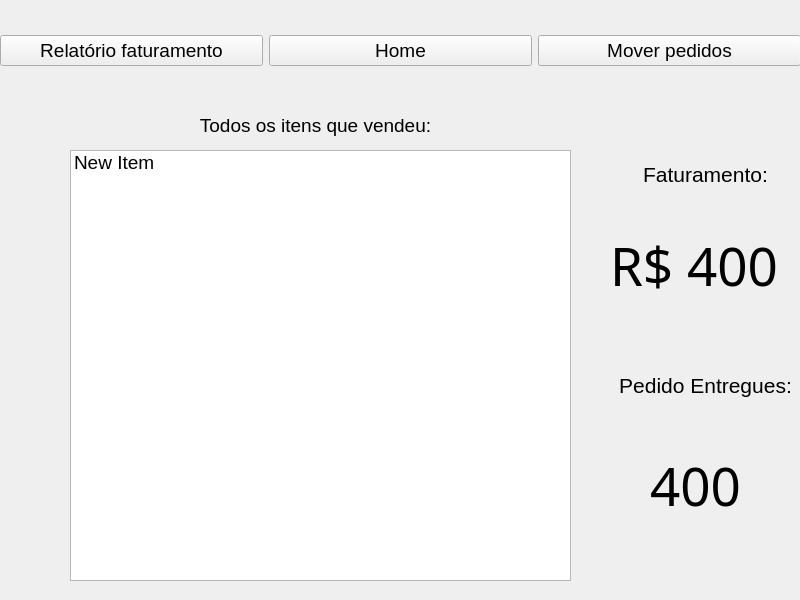
Old version of the form administrador.ui in the repository tiagograveto/restaurante-gerenciamento.
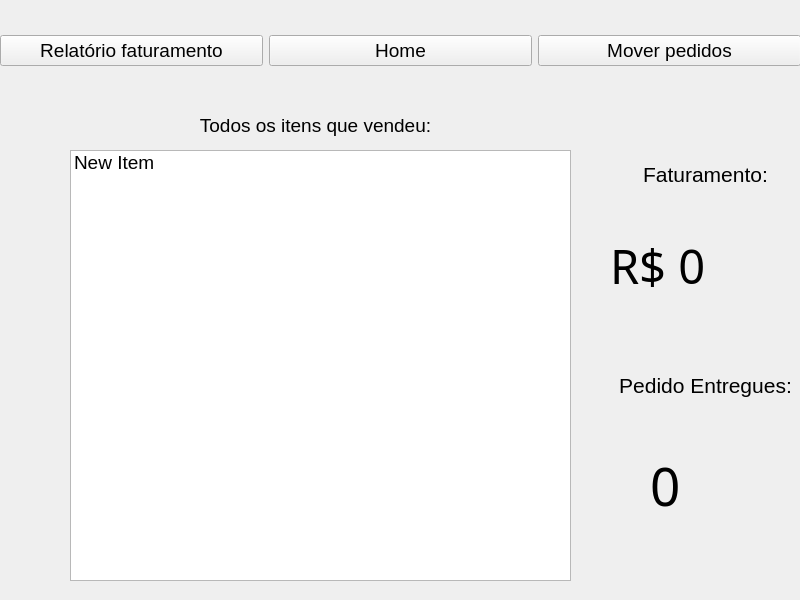
New version of the form. The open tabs and pages were chosen to show the change.

Diff of the .ui file:
```diff
--- a/administrador.ui
+++ b/administrador.ui
@@ -223,7 +223,7 @@
       </font>
      </property>
      <property name="text">
-      <string>400</string>
+      <string>0</string>
      </property>
     </widget>
     <widget class="QLabel" name="label_2">
@@ -259,11 +259,11 @@
      <property name="font">
       <font>
        <family>Microsoft JhengHei Light</family>
-       <pointsize>40</pointsize>
+       <pointsize>35</pointsize>
       </font>
      </property>
      <property name="text">
-      <string>R$ 400</string>
+      <string>R$ 0</string>
      </property>
     </widget>
    </widget>
```
Left out of the diff: 2 changed lines with no effect on the pictures.
